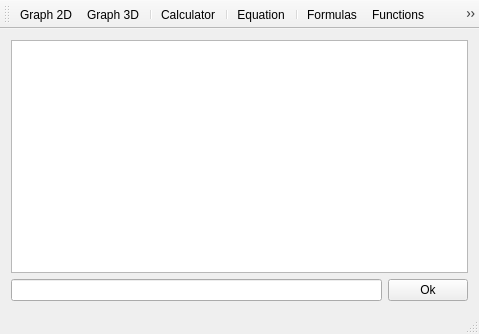
This is mainwindow.ui in joaodeus/mathgraphica as Qt 5 draws it before an edit. The edited form follows.
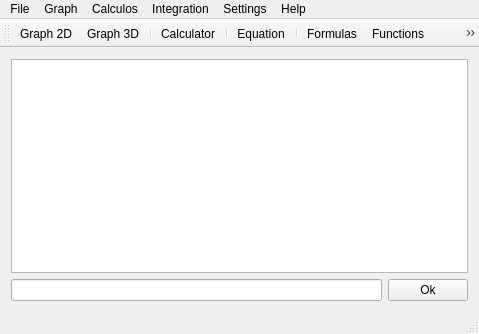
This is the edited form. Icons and pictures are not drawn.

Commit message: added menu bar, outputformat_gui dialog class, and QtAbout dialog

What changed in the file:
```diff
--- a/mainwindow.ui
+++ b/mainwindow.ui
@@ -53,6 +53,60 @@
      <height>20</height>
     </rect>
    </property>
+   <widget class="QMenu" name="menuFile">
+    <property name="title">
+     <string>File</string>
+    </property>
+    <addaction name="actionExit"/>
+   </widget>
+   <widget class="QMenu" name="menuGraph">
+    <property name="title">
+     <string>Graph</string>
+    </property>
+    <addaction name="actionGraph_2D"/>
+    <addaction name="actionGraph_3D"/>
+   </widget>
+   <widget class="QMenu" name="menuCalculo">
+    <property name="title">
+     <string>Calculos</string>
+    </property>
+    <addaction name="actionCalculator"/>
+    <addaction name="actionEquation"/>
+    <addaction name="separator"/>
+    <addaction name="actionFormulas"/>
+    <addaction name="actionFunctions"/>
+    <addaction name="actionVariables"/>
+    <addaction name="separator"/>
+    <addaction name="actionSystem_of_equations"/>
+    <addaction name="actionMatrix"/>
+   </widget>
+   <widget class="QMenu" name="menuIntegration">
+    <property name="title">
+     <string>Integration</string>
+    </property>
+    <addaction name="actionIntegral"/>
+    <addaction name="actionIntegral_double"/>
+   </widget>
+   <widget class="QMenu" name="menuSettings">
+    <property name="title">
+     <string>Settings</string>
+    </property>
+    <addaction name="actionOutput_Format"/>
+   </widget>
+   <widget class="QMenu" name="menuHelp">
+    <property name="title">
+     <string>Help</string>
+    </property>
+    <addaction name="actionHelp"/>
+    <addaction name="actionAbout_MathGraphica"/>
+    <addaction name="actionAbout_Qt"/>
+   </widget>
+   <addaction name="menuFile"/>
+   <addaction name="menuGraph"/>
+   <addaction name="menuCalculo"/>
+   <addaction name="menuIntegration"/>
+   <addaction name="menuSettings"/>
+   <addaction name="menuHelp"/>
   </widget>
   <widget class="QToolBar" name="mainToolBar">
    <attribute name="toolBarArea">
```
Left out of the diff: 25 changed lines with no effect on the pictures. The commit also changes 9 other files.
